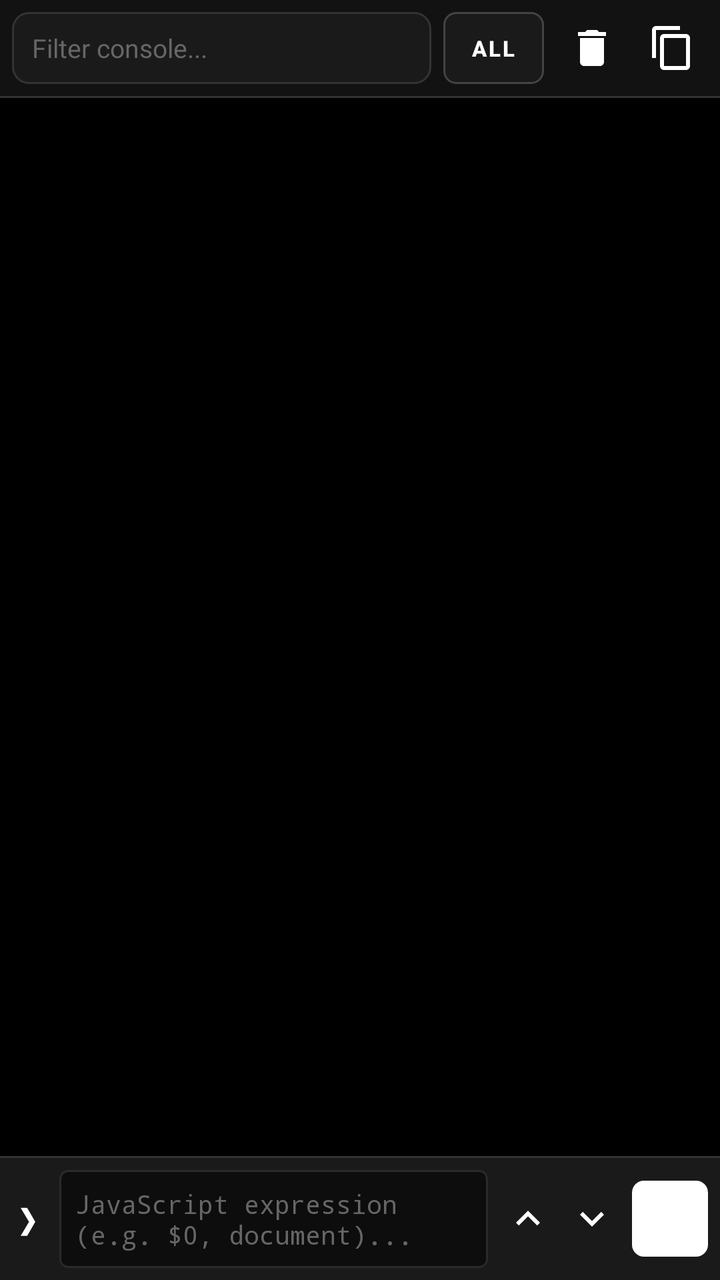
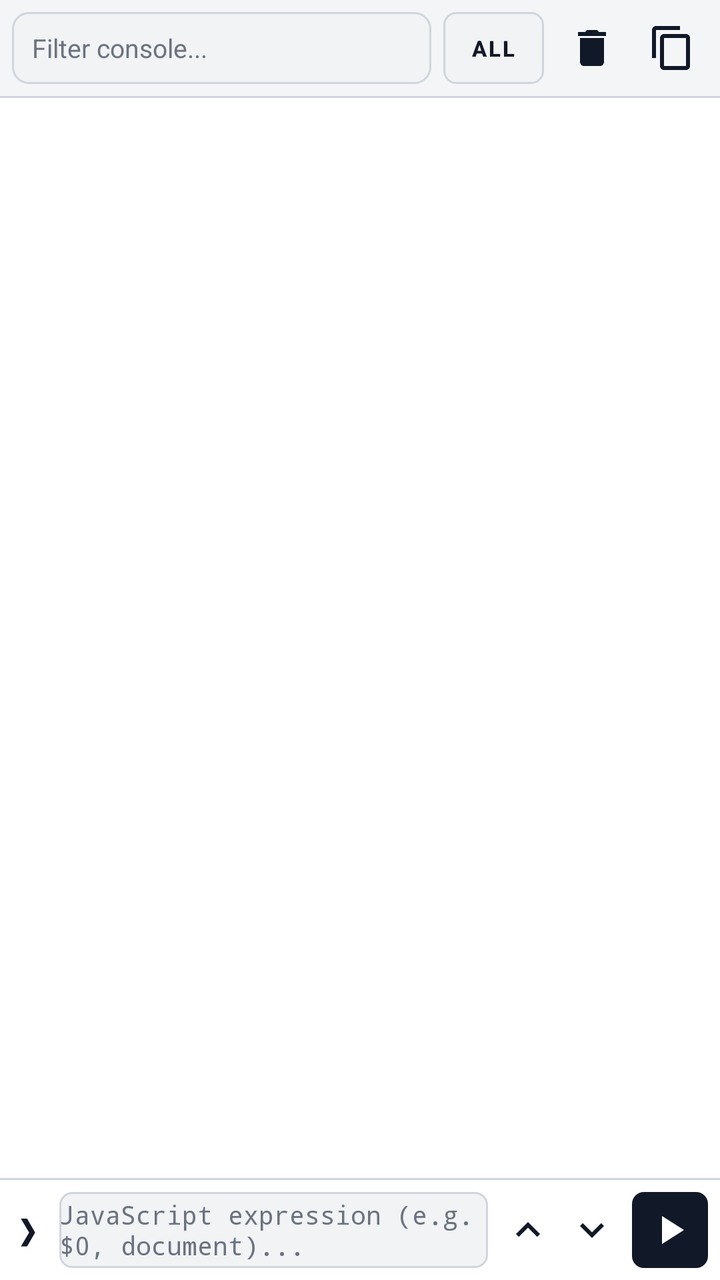

Before-and-after screenshots of an Android layout around one commit, followed by the original layout XML and the change that was made.
<!-- AndroidManifest.xml: application theme Theme.F12Browser -->
<!-- res/layout/panel_console.xml -->
<?xml version="1.0" encoding="utf-8"?>
<LinearLayout xmlns:android="http://schemas.android.com/apk/res/android"
    android:layout_width="match_parent"
    android:layout_height="match_parent"
    android:orientation="vertical"
    android:background="@color/bg_black">

    
    <LinearLayout
        android:layout_width="match_parent"
        android:layout_height="wrap_content"
        android:orientation="horizontal"
        android:padding="6dp"
        android:gravity="center_vertical"
        android:background="@color/bg_dark">

        <EditText
            android:id="@+id/console_search"
            android:layout_width="0dp"
            android:layout_height="36dp"
            android:layout_weight="1"
            android:background="@drawable/bg_toolbar_edittext"
            android:hint="Filter console..."
            android:textColor="@color/text_primary"
            android:textColorHint="@color/text_tertiary"
            android:textSize="13sp"
            android:paddingHorizontal="10dp"
            android:singleLine="true" />

        <Button
            android:id="@+id/btn_filter_level"
            android:layout_width="wrap_content"
            android:layout_height="36dp"
            android:paddingHorizontal="14dp"
            android:layout_marginStart="6dp"
            android:background="@drawable/bg_button_dark"
            android:text="ALL"
            android:textColor="@color/text_primary"
            android:textSize="11sp"
            android:textStyle="bold" />

        <ImageButton
            android:id="@+id/btn_clear_console"
            android:layout_width="36dp"
            android:layout_height="36dp"
            android:layout_marginStart="6dp"
            android:background="?attr/selectableItemBackground"
            android:src="@drawable/ic_delete"
            android:contentDescription="Clear" />

        <ImageButton
            android:id="@+id/btn_copy_console"
            android:layout_width="36dp"
            android:layout_height="36dp"
            android:layout_marginStart="4dp"
            android:background="?attr/selectableItemBackground"
            android:src="@drawable/ic_copy"
            android:contentDescription="Copy All" />
    </LinearLayout>

    
    <View
        android:layout_width="match_parent"
        android:layout_height="1dp"
        android:background="@color/border_color" />

    
    <androidx.recyclerview.widget.RecyclerView
        android:id="@+id/recycler_console"
        android:layout_width="match_parent"
        android:layout_height="0dp"
        android:layout_weight="1"
        android:scrollbars="vertical" />

    
    <View
        android:layout_width="match_parent"
        android:layout_height="1dp"
        android:background="@color/border_color" />

    
    <LinearLayout
        android:layout_width="match_parent"
        android:layout_height="wrap_content"
        android:orientation="horizontal"
        android:padding="6dp"
        android:gravity="center_vertical"
        android:background="@color/bg_surface">

        <TextView
            android:layout_width="wrap_content"
            android:layout_height="wrap_content"
            android:text="❯ "
            android:textColor="@color/text_primary"
            android:textSize="16sp"
            android:fontFamily="monospace"
            android:paddingStart="4dp"
            android:paddingEnd="2dp" />

        <EditText
            android:id="@+id/console_input"
            android:layout_width="0dp"
            android:layout_height="wrap_content"
            android:layout_weight="1"
            android:minHeight="38dp"
            android:maxHeight="100dp"
            android:background="@drawable/bg_code_box"
            android:hint="JavaScript expression (e.g. $0, document)..."
            android:textColor="@color/text_primary"
            android:textColorHint="@color/text_tertiary"
            android:textSize="13sp"
            android:fontFamily="monospace"
            android:inputType="textMultiLine" />

        <ImageButton
            android:id="@+id/btn_history_prev"
            android:layout_width="32dp"
            android:layout_height="36dp"
            android:layout_marginStart="4dp"
            android:background="?attr/selectableItemBackground"
            android:src="@drawable/ic_arrow_up"
            android:contentDescription="Previous Command" />

        <ImageButton
            android:id="@+id/btn_history_next"
            android:layout_width="32dp"
            android:layout_height="36dp"
            android:background="?attr/selectableItemBackground"
            android:src="@drawable/ic_arrow_down"
            android:contentDescription="Next Command" />

        <ImageButton
            android:id="@+id/btn_eval_js"
            android:layout_width="38dp"
            android:layout_height="38dp"
            android:layout_marginStart="4dp"
            android:background="@drawable/bg_button_white"
            android:src="@drawable/ic_play"
            android:contentDescription="Execute" />
    </LinearLayout>
</LinearLayout>
<!-- resources referenced by this layout -->
<resources>
  <color name="bg_black">#000000</color>
  <color name="bg_dark">#121212</color>
  <color name="bg_surface">#1A1A1A</color>
  <color name="border_color">#333333</color>
  <color name="text_primary">#FFFFFF</color>
  <color name="text_tertiary">#666666</color>
  <!-- drawable bg_button_dark (drawable) -->
  <ripple xmlns:android="http://schemas.android.com/apk/res/android"
      android:color="#33FFFFFF">
      <item>
          <shape android:shape="rectangle">
              <solid android:color="#1A1A1A" />
              <stroke android:width="1dp" android:color="#444444" />
              <corners android:radius="6dp" />
              <padding
                  android:left="12dp"
                  android:top="8dp"
                  android:right="12dp"
                  android:bottom="8dp" />
          </shape>
      </item>
  </ripple>
  <!-- drawable bg_button_white (drawable) -->
  <ripple xmlns:android="http://schemas.android.com/apk/res/android"
      android:color="#33000000">
      <item>
          <shape android:shape="rectangle">
              <solid android:color="#FFFFFF" />
              <corners android:radius="6dp" />
              <padding
                  android:left="12dp"
                  android:top="8dp"
                  android:right="12dp"
                  android:bottom="8dp" />
          </shape>
      </item>
  </ripple>
  <!-- drawable bg_code_box (drawable) -->
  <shape xmlns:android="http://schemas.android.com/apk/res/android"
      android:shape="rectangle">
      <solid android:color="#0D0D0D" />
      <stroke android:width="1dp" android:color="#2A2A2A" />
      <corners android:radius="4dp" />
      <padding
          android:left="8dp"
          android:top="8dp"
          android:right="8dp"
          android:bottom="8dp" />
  </shape>
  <!-- drawable bg_toolbar_edittext (drawable) -->
  <shape xmlns:android="http://schemas.android.com/apk/res/android"
      android:shape="rectangle">
      <solid android:color="#1A1A1A" />
      <stroke android:width="1dp" android:color="#333333" />
      <corners android:radius="8dp" />
      <padding
          android:left="10dp"
          android:top="6dp"
          android:right="10dp"
          android:bottom="6dp" />
  </shape>
  <!-- drawable ic_arrow_down (drawable) -->
  <vector xmlns:android="http://schemas.android.com/apk/res/android"
      android:width="24dp"
      android:height="24dp"
      android:viewportWidth="24"
      android:viewportHeight="24">
      <path
          android:fillColor="#FFFFFF"
          android:pathData="M7.41,8.59L12,13.17l4.59,-4.58L18,10l-6,6 -6,-6z"/>
  </vector>
  <!-- drawable ic_arrow_up (drawable) -->
  <vector xmlns:android="http://schemas.android.com/apk/res/android"
      android:width="24dp"
      android:height="24dp"
      android:viewportWidth="24"
      android:viewportHeight="24">
      <path
          android:fillColor="#FFFFFF"
          android:pathData="M7.41,15.41L12,10.83l4.59,4.58L18,14l-6,-6 -6,6z"/>
  </vector>
  <!-- drawable ic_copy (drawable) -->
  <vector xmlns:android="http://schemas.android.com/apk/res/android"
      android:width="24dp"
      android:height="24dp"
      android:viewportWidth="24"
      android:viewportHeight="24">
      <path
          android:fillColor="#FFFFFF"
          android:pathData="M16,1H4c-1.1,0 -2,0.9 -2,2v14h2V3h12V1zm3,4H8c-1.1,0 -2,0.9 -2,2v14c0,1.1 0.9,2 2,2h11c1.1,0 2,-0.9 2,-2V7c0,-1.1 -0.9,-2 -2,-2zm0,16H8V7h11v14z"/>
  </vector>
  <!-- drawable ic_delete (drawable) -->
  <vector xmlns:android="http://schemas.android.com/apk/res/android"
      android:width="24dp"
      android:height="24dp"
      android:viewportWidth="24"
      android:viewportHeight="24">
      <path
          android:fillColor="#FFFFFF"
          android:pathData="M6,19c0,1.1 0.9,2 2,2h8c1.1,0 2,-0.9 2,-2V7H6v12zM19,4h-3.5l-1,-1h-5l-1,1H5v2h14V4z"/>
  </vector>
  <!-- drawable ic_play (drawable) -->
  <vector xmlns:android="http://schemas.android.com/apk/res/android"
      android:width="24dp"
      android:height="24dp"
      android:viewportWidth="24"
      android:viewportHeight="24">
      <path
          android:fillColor="#FFFFFF"
          android:pathData="M8,5v14l11,-7z"/>
  </vector>
  <style name="Theme.F12Browser" parent="Theme.MaterialComponents.NoActionBar">
          
          <item name="colorPrimary">@color/bg_black</item>
          <item name="colorPrimaryVariant">@color/bg_dark</item>
          <item name="colorOnPrimary">@color/text_primary</item>
          
          
          <item name="colorSecondary">@color/accent_white</item>
          <item name="colorSecondaryVariant">@color/accent_gray</item>
          <item name="colorOnSecondary">@color/bg_black</item>
          
          
          <item name="android:colorBackground">@color/bg_black</item>
          <item name="colorSurface">@color/bg_surface</item>
          <item name="colorOnSurface">@color/text_primary</item>
          
          
          <item name="android:statusBarColor">@color/bg_black</item>
          <item name="android:navigationBarColor">@color/bg_black</item>
          <item name="android:windowLightStatusBar" tools:targetApi="m">false</item>
          <item name="android:windowLightNavigationBar" tools:targetApi="o_mr1">false</item>
  
          
          <item name="materialButtonStyle">@style/Widget.F12.Button</item>
      </style>
  <color name="accent_white">#FFFFFF</color>
  <color name="accent_gray">#888888</color>
  <style name="Widget.F12.Button" parent="Widget.MaterialComponents.Button">
          <item name="android:insetTop">0dp</item>
          <item name="android:insetBottom">0dp</item>
          <item name="android:insetLeft">0dp</item>
          <item name="android:insetRight">0dp</item>
          <item name="android:minHeight">0dp</item>
          <item name="android:minWidth">0dp</item>
          <item name="backgroundTint">@null</item>
          <item name="rippleColor">#33FFFFFF</item>
          <item name="android:stateListAnimator">@null</item>
          <item name="android:textAllCaps">false</item>
      </style>
</resources>

<!-- the commit's change to res/layout/panel_console.xml (unified diff, before → after) -->
@@ -136,6 +136,7 @@
             android:layout_marginStart="4dp"
             android:background="@drawable/bg_button_white"
             android:src="@drawable/ic_play"
+            android:tint="@color/bg_black"
             android:contentDescription="Execute" />
     </LinearLayout>
 </LinearLayout>
<!-- resource entries referenced after the edit -->
@@ -1,18 +1,18 @@
 <!-- resources referenced by this layout -->
 <resources>
-  <color name="bg_black">#000000</color>
-  <color name="bg_dark">#121212</color>
-  <color name="bg_surface">#1A1A1A</color>
-  <color name="border_color">#333333</color>
-  <color name="text_primary">#FFFFFF</color>
-  <color name="text_tertiary">#666666</color>
+  <color name="bg_black">#FFFFFF</color>
+  <color name="bg_dark">#F4F5F7</color>
+  <color name="bg_surface">#FFFFFF</color>
+  <color name="border_color">#D0D5DD</color>
+  <color name="text_primary">#111827</color>
+  <color name="text_tertiary">#6B7280</color>
   <!-- drawable bg_button_dark (drawable) -->
   <ripple xmlns:android="http://schemas.android.com/apk/res/android"
-      android:color="#33FFFFFF">
+      android:color="@color/border_color">
       <item>
           <shape android:shape="rectangle">
-              <solid android:color="#1A1A1A" />
-              <stroke android:width="1dp" android:color="#444444" />
+              <solid android:color="@color/bg_surface_elevated" />
+              <stroke android:width="1dp" android:color="@color/border_color" />
               <corners android:radius="6dp" />
               <padding
                   android:left="12dp"
@@ -24,10 +24,10 @@
   </ripple>
   <!-- drawable bg_button_white (drawable) -->
   <ripple xmlns:android="http://schemas.android.com/apk/res/android"
-      android:color="#33000000">
+      android:color="@color/border_color">
       <item>
           <shape android:shape="rectangle">
-              <solid android:color="#FFFFFF" />
+              <solid android:color="@color/accent_white" />
               <corners android:radius="6dp" />
               <padding
                   android:left="12dp"
@@ -38,22 +38,18 @@
       </item>
   </ripple>
   <!-- drawable bg_code_box (drawable) -->
+  <?xml version="1.0" encoding="utf-8"?>
   <shape xmlns:android="http://schemas.android.com/apk/res/android"
       android:shape="rectangle">
-      <solid android:color="#0D0D0D" />
-      <stroke android:width="1dp" android:color="#2A2A2A" />
-      <corners android:radius="4dp" />
-      <padding
-          android:left="8dp"
-          android:top="8dp"
-          android:right="8dp"
-          android:bottom="8dp" />
+      <solid android:color="@color/bg_surface_elevated" />
+      <stroke android:width="1dp" android:color="@color/border_color" />
+      <corners android:radius="6dp" />
   </shape>
   <!-- drawable bg_toolbar_edittext (drawable) -->
   <shape xmlns:android="http://schemas.android.com/apk/res/android"
       android:shape="rectangle">
-      <solid android:color="#1A1A1A" />
-      <stroke android:width="1dp" android:color="#333333" />
+      <solid android:color="@color/bg_surface_elevated" />
+      <stroke android:width="1dp" android:color="@color/border_color" />
       <corners android:radius="8dp" />
       <padding
           android:left="10dp"
@@ -68,7 +64,7 @@
       android:viewportWidth="24"
       android:viewportHeight="24">
       <path
-          android:fillColor="#FFFFFF"
+          android:fillColor="@color/text_primary"
           android:pathData="M7.41,8.59L12,13.17l4.59,-4.58L18,10l-6,6 -6,-6z"/>
   </vector>
   <!-- drawable ic_arrow_up (drawable) -->
@@ -78,7 +74,7 @@
       android:viewportWidth="24"
       android:viewportHeight="24">
       <path
-          android:fillColor="#FFFFFF"
+          android:fillColor="@color/text_primary"
           android:pathData="M7.41,15.41L12,10.83l4.59,4.58L18,14l-6,-6 -6,6z"/>
   </vector>
   <!-- drawable ic_copy (drawable) -->
@@ -88,7 +84,7 @@
       android:viewportWidth="24"
       android:viewportHeight="24">
       <path
-          android:fillColor="#FFFFFF"
+          android:fillColor="@color/text_primary"
           android:pathData="M16,1H4c-1.1,0 -2,0.9 -2,2v14h2V3h12V1zm3,4H8c-1.1,0 -2,0.9 -2,2v14c0,1.1 0.9,2 2,2h11c1.1,0 2,-0.9 2,-2V7c0,-1.1 -0.9,-2 -2,-2zm0,16H8V7h11v14z"/>
   </vector>
   <!-- drawable ic_delete (drawable) -->
@@ -98,7 +94,7 @@
       android:viewportWidth="24"
       android:viewportHeight="24">
       <path
-          android:fillColor="#FFFFFF"
+          android:fillColor="@color/text_primary"
           android:pathData="M6,19c0,1.1 0.9,2 2,2h8c1.1,0 2,-0.9 2,-2V7H6v12zM19,4h-3.5l-1,-1h-5l-1,1H5v2h14V4z"/>
   </vector>
   <!-- drawable ic_play (drawable) -->
@@ -108,10 +104,10 @@
       android:viewportWidth="24"
       android:viewportHeight="24">
       <path
-          android:fillColor="#FFFFFF"
+          android:fillColor="@color/text_primary"
           android:pathData="M8,5v14l11,-7z"/>
   </vector>
-  <style name="Theme.F12Browser" parent="Theme.MaterialComponents.NoActionBar">
+  <style name="Theme.F12Browser" parent="Theme.MaterialComponents.DayNight.NoActionBar">
           
           <item name="colorPrimary">@color/bg_black</item>
           <item name="colorPrimaryVariant">@color/bg_dark</item>
@@ -130,14 +126,15 @@
           
           <item name="android:statusBarColor">@color/bg_black</item>
           <item name="android:navigationBarColor">@color/bg_black</item>
-          <item name="android:windowLightStatusBar" tools:targetApi="m">false</item>
-          <item name="android:windowLightNavigationBar" tools:targetApi="o_mr1">false</item>
+          <item name="android:windowLightStatusBar" tools:targetApi="m">true</item>
+          <item name="android:windowLightNavigationBar" tools:targetApi="o_mr1">true</item>
   
           
           <item name="materialButtonStyle">@style/Widget.F12.Button</item>
       </style>
-  <color name="accent_white">#FFFFFF</color>
-  <color name="accent_gray">#888888</color>
+  <color name="bg_surface_elevated">#F1F3F4</color>
+  <color name="accent_white">#111827</color>
+  <color name="accent_gray">#6B7280</color>
   <style name="Widget.F12.Button" parent="Widget.MaterialComponents.Button">
           <item name="android:insetTop">0dp</item>
           <item name="android:insetBottom">0dp</item>
@@ -146,7 +143,7 @@
           <item name="android:minHeight">0dp</item>
           <item name="android:minWidth">0dp</item>
           <item name="backgroundTint">@null</item>
-          <item name="rippleColor">#33FFFFFF</item>
+          <item name="rippleColor">#22000000</item>
           <item name="android:stateListAnimator">@null</item>
           <item name="android:textAllCaps">false</item>
       </style>
